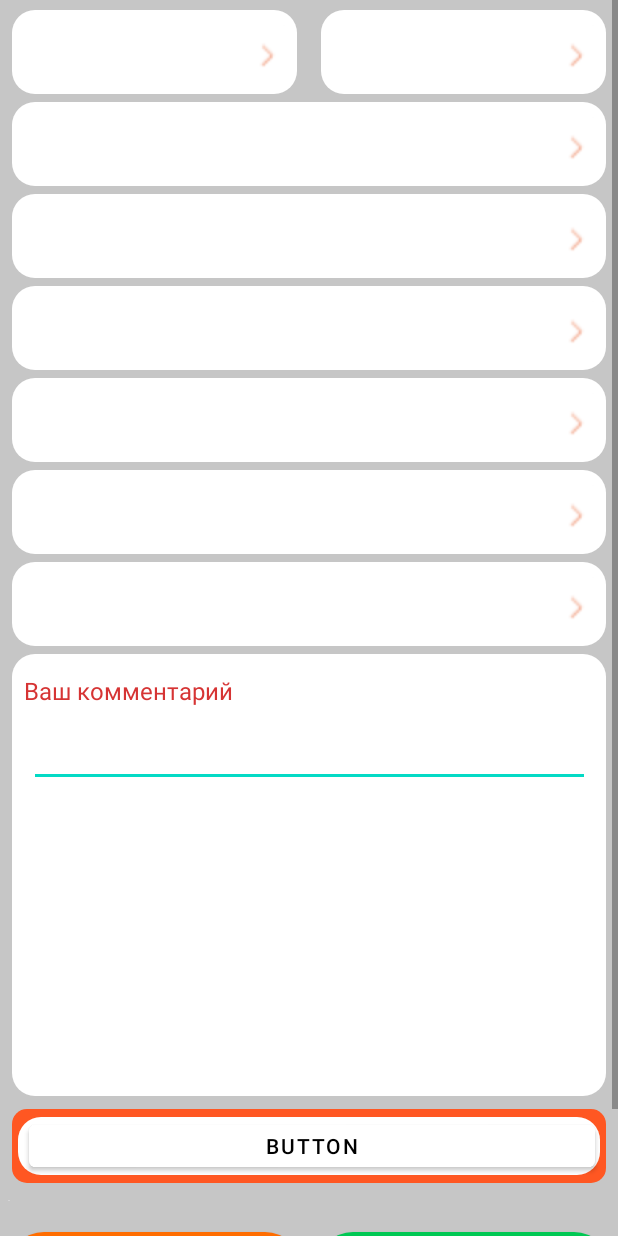
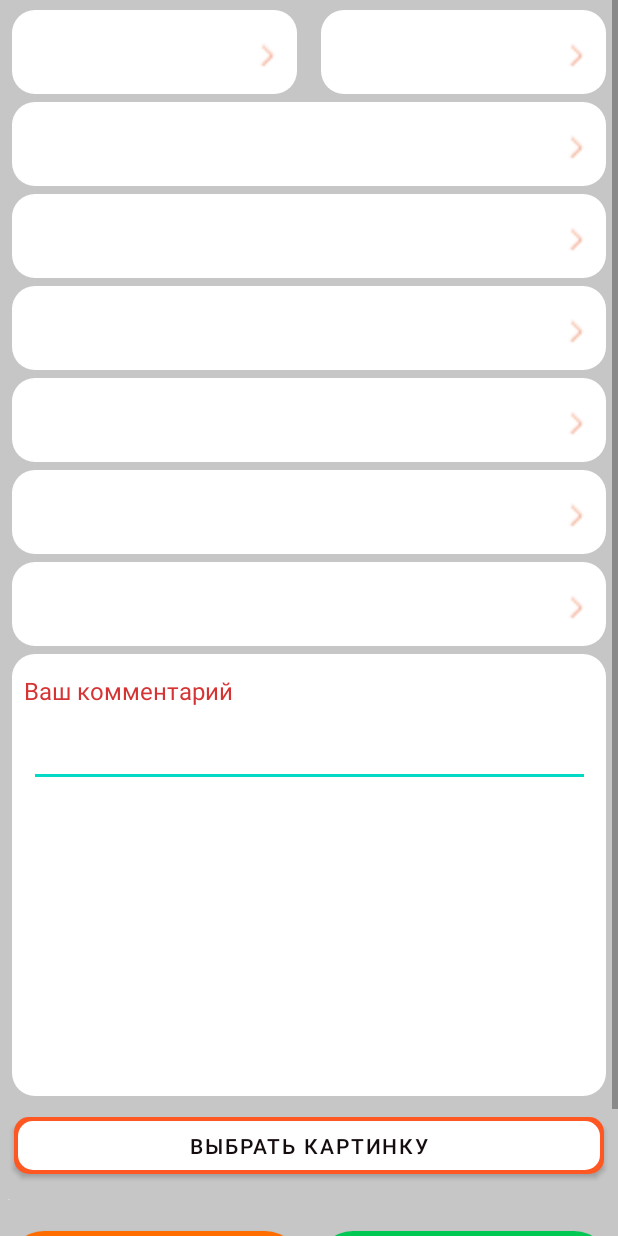
Before and after one commit to inkognito287/TestChallange, an Android app: the layout activity_order.xml on its own in the app's theme, with its tools: preview values and no code run, on a phone screen of 412 x 824 dp. Run offline under Robolectric (Android 15) with nearby library versions, the phone set to English and light mode, and no system bars.

Commit message:
4 activity improve

```diff
--- /dev/null
+++ b/app/src/main/java/com/example/visual/Information2.kt
@@ -0,0 +1,6 @@
+package com.example.visual
+
+public class Information2(title: Array<String>,text:Array<String> ) {
+    var title :Array<String> = title
+    var text: Array<String> = text
+}
--- /dev/null
+++ b/app/src/main/res/drawable/button2.xml
@@ -0,0 +1,33 @@
+<?xml version="1.0" encoding="utf-8"?>
+<inset xmlns:android="http://schemas.android.com/apk/res/android"
+    android:insetBottom="6dp"
+    android:insetLeft="4dp"
+    android:insetRight="4dp"
+    android:insetTop="6dp">
+    <ripple android:color="?attr/colorControlHighlight">
+        <item>
+            <shape android:shape="rectangle"
+                android:tint="#FF5722">
+                <corners android:radius="10dp"/>
+                <solid android:color="#1a237e"/>
+                <padding android:bottom="6dp"/>
+            </shape>
+
+        </item>
+        <item android:gravity="center" android:bottom="3dp"
+            android:top="3dp"
+            android:right="3dp"
+            android:left="3dp">
+            <shape android:shape="rectangle"
+                android:tint="#FFFFFF">
+                <corners android:radius="10dp"/>
+                <solid android:color="#1a237e"/>
+                <padding android:bottom="16dp"/>
+
+            </shape>
+
+        </item>
+    </ripple>
+
+
+</inset>
--- a/app/src/main/res/layout/activity_order.xml
+++ b/app/src/main/res/layout/activity_order.xml
@@ -47,6 +47,7 @@
                   </include>
 
                   <include
+                      android:id="@+id/createCalendar"
                       layout="@layout/order_item"
                       android:layout_width="match_parent"
                       android:layout_height="wrap_content"
@@ -127,13 +128,22 @@
 
                </include>
 
-               <include
+<!--               <include-->
 
-                   layout="@layout/add_photo"
+<!--                   layout="@layout/add_photo"-->
 
-                   android:onClick="bbw">
+<!--                   android:onClick="bbw">-->
 
-               </include>
+<!--               </include>-->
+               <Button
+                   android:layout_width="match_parent"
+                   android:layout_height="50dp"
+                   android:layout_margin="5dp"
+                   android:background="@drawable/button2"
+                   android:onClick="bbw"
+                   android:text="Выбрать картинку"
+                   android:textColor="#150D0D"
+                   app:backgroundTint="@null" />
 
             </LinearLayout>
 
--- a/app/src/main/res/layout/order_edit_text.xml
+++ b/app/src/main/res/layout/order_edit_text.xml
@@ -30,6 +30,7 @@
         app:layout_constraintTop_toTopOf="parent" />
 
     <EditText
+        android:id="@+id/comment"
         android:layout_width="374dp"
         android:layout_height="wrap_content"
         android:layout_marginTop="8dp"
```
Also changed, not shown: app/src/main/java/com/example/visual/OrderActivity.kt (+144 -27 lines), app/src/main/res/layout/test.xml (added, +27 -0 lines).
